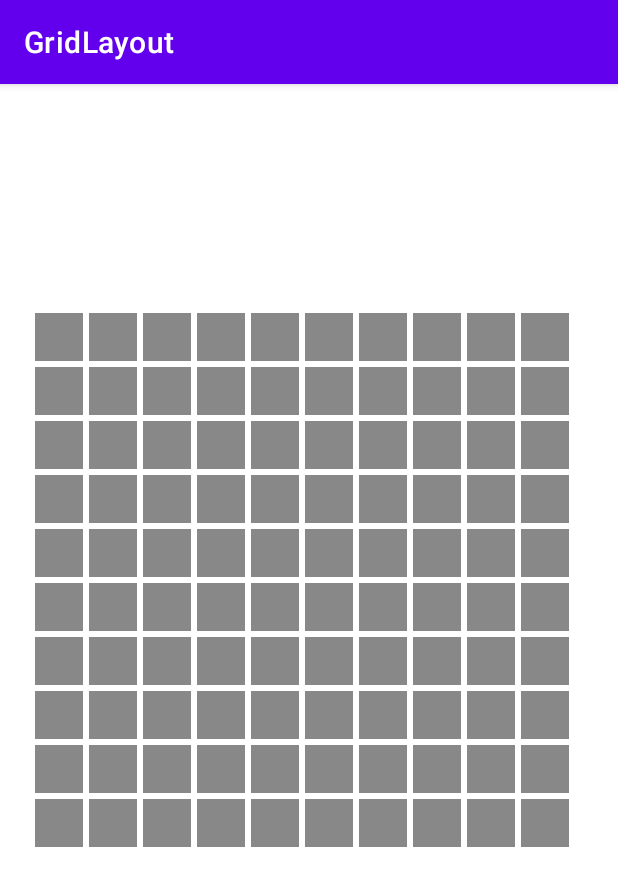
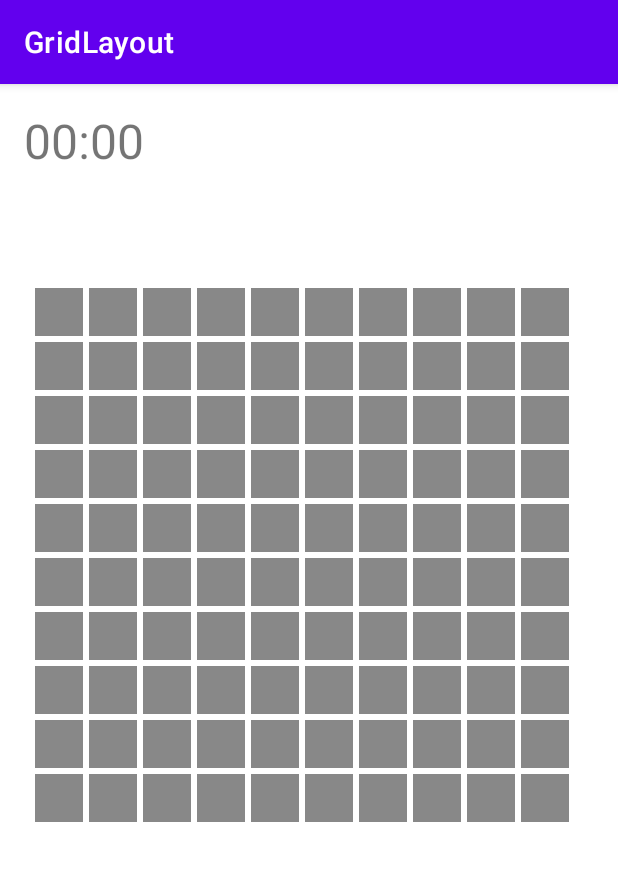
Before and after one commit to xl0u1sx/310-Project1, an Android app: the screen it shows after launch (MainActivity), on a phone screen of 412 x 824 dp. Shown: the top 886 px of the screen. Run offline under Robolectric (Android 15) with nearby library versions, the phone set to English and light mode, and no system bars.

Commit message:
timer updated

```diff
--- a/app/src/main/java/com/example/gridlayout/MainActivity.java
+++ b/app/src/main/java/com/example/gridlayout/MainActivity.java
@@ -7,6 +7,7 @@ import android.content.res.Resources;
 import android.graphics.Color;
 import android.os.Bundle;
 //import android.view.LayoutInflater;
+import android.os.Handler;
 import android.view.View;
 import android.widget.TextView;
 
@@ -32,10 +33,45 @@ public class MainActivity extends AppCompatActivity {
     // save the TextViews of all cells in an array, so later on,
     // when a TextView is clicked, we know which cell it is
     private ArrayList<TextView> cell_tvs;
+    private TextView timerText;
 
     private int dpToPixel(int dp) {
         float density = Resources.getSystem().getDisplayMetrics().density;
         return Math.round(dp * density);
+    }
+
+    //for elapsed time
+    private String formatElapsed(long ms) {
+        long totalSeconds = ms / 1000;
+        long minutes = totalSeconds / 60;
+        long seconds = totalSeconds % 60;
+        return String.format("%02d:%02d", minutes, seconds);
+    }
+
+    private boolean timerRunning = false;
+    private long startTimeMs = 0L;
+    private final Handler timerHandler = new Handler();
+    private final Runnable timerTick = new Runnable() {
+        @Override public void run() {
+            if (!timerRunning) return;
+            long elapsed = System.currentTimeMillis() - startTimeMs;
+            timerText.setText(formatElapsed(elapsed));
+            // update ~4 times per second (smooth but cheap)
+            timerHandler.postDelayed(this, 250);
+        }
+    };
+
+    private void timerStart() {
+        if (timerRunning) return;
+        timerRunning = true;
+        startTimeMs = System.currentTimeMillis();
+        timerHandler.post(timerTick);
+    }
+
+    private void timerStop() {
+        if (!timerRunning) return;
+        timerRunning = false;
+        timerHandler.removeCallbacksAndMessages(null);
     }
 
     @Override
@@ -59,12 +95,16 @@ public class MainActivity extends AppCompatActivity {
         final int cellPx = dpToPixel(CELL_SIZE_DP);
         final int marginPx = dpToPixel(CELL_MARGIN_DP);
 
+        //initialize time
+        timerText = findViewById(R.id.timerText);
+        if (timerText != null) {
+            timerText.setText("00:00");
+        }
+
         for (int i=0; i<COLUMN_COUNT; i++) {
             for (int j=0; j<ROW_COUNT; j++) {
                 TextView tv = new TextView(this);
-
-                GridLayout.LayoutParams lp =
-                        new GridLayout.LayoutParams(GridLayout.spec(i), GridLayout.spec(j));
+                GridLayout.LayoutParams lp = new GridLayout.LayoutParams(GridLayout.spec(i), GridLayout.spec(j));
                 lp.width = cellPx;
                 lp.height = cellPx;
                 lp.setMargins(marginPx, marginPx, marginPx, marginPx);
@@ -76,7 +116,6 @@ public class MainActivity extends AppCompatActivity {
                 tv.setTextColor(Color.GRAY);
                 tv.setOnClickListener(this::onClickTV);
                 tv.setOnLongClickListener(this::flagCells);
-
                 grid.addView(tv, lp);
                 cell_tvs.add(tv);
             }
@@ -140,8 +179,10 @@ public class MainActivity extends AppCompatActivity {
         int i = n/COLUMN_COUNT;
         int j = n%COLUMN_COUNT;
 
-        if(exposed[i][j]) return;
+        if(exposed[i][j] || flagged[i][j]) return;
         exposed[i][j] = true;
+
+        timerStart();
 
         if(minePlaced[i][j]){
             tv.setText("💣");
@@ -151,6 +192,8 @@ public class MainActivity extends AppCompatActivity {
             revealAllMines();
             //end the game and not allow further clicks
             disableBoard();
+            timerStop();
+            //redirect to end game page with time spent
             return;
         }
 
@@ -166,6 +209,7 @@ public class MainActivity extends AppCompatActivity {
 
         if(ifWin()){
             disableBoard();
+            timerStop();
         }
 
 //        tv.setText(String.valueOf(i)+String.valueOf(j)); // display num in cell
--- a/app/src/main/res/layout/activity_main.xml
+++ b/app/src/main/res/layout/activity_main.xml
@@ -24,39 +24,39 @@
         >
 
 
-        <TextView
-            android:id="@+id/textView00"
-            android:layout_width="wrap_content"
-            android:layout_height="wrap_content"
-            android:layout_marginStart="2dp"
-            android:layout_marginTop="2dp"
-            android:layout_marginEnd="2dp"
-            android:layout_marginBottom="2dp"
-            android:height="32dp"
-            android:width="32dp"
-            android:text="@string/flag"
-            android:textSize="32sp"
-            android:textAlignment="center"
-            app:layout_column="0"
-            app:layout_row="0" />
-
-        <TextView
-            android:id="@+id/textView01"
-            android:layout_width="wrap_content"
-            android:layout_height="wrap_content"
-            android:layout_marginStart="2dp"
-            android:layout_marginTop="2dp"
-            android:layout_marginEnd="2dp"
-            android:layout_marginBottom="2dp"
-            android:height="32dp"
-            android:width="32dp"
-            android:text="@string/mine"
-            android:textSize="32sp"
-            android:textAlignment="center"
-            app:layout_column="1"
-            app:layout_row="0" />
+<!--        <TextView-->
+<!--            android:id="@+id/textView00"-->
+<!--            android:layout_width="wrap_content"-->
+<!--            android:layout_height="wrap_content"-->
+<!--            android:layout_marginStart="2dp"-->
+<!--            android:layout_marginTop="2dp"-->
+<!--            android:layout_marginEnd="2dp"-->
+<!--            android:layout_marginBottom="2dp"-->
+<!--            android:height="32dp"-->
+<!--            android:width="32dp"-->
+<!--            android:text="@string/flag"-->
+<!--            android:textSize="32sp"-->
+<!--            android:textAlignment="center"-->
+<!--            app:layout_column="0"-->
+<!--            app:layout_row="0" />-->
 
 <!--        <TextView-->
+<!--            android:id="@+id/textView01"-->
+<!--            android:layout_width="wrap_content"-->
+<!--            android:layout_height="wrap_content"-->
+<!--            android:layout_marginStart="2dp"-->
+<!--            android:layout_marginTop="2dp"-->
+<!--            android:layout_marginEnd="2dp"-->
+<!--            android:layout_marginBottom="2dp"-->
+<!--            android:height="32dp"-->
+<!--            android:width="32dp"-->
+<!--            android:text="@string/mine"-->
+<!--            android:textSize="32sp"-->
+<!--            android:textAlignment="center"-->
+<!--            app:layout_column="1"-->
+<!--            app:layout_row="0" />-->
+
+        <!--        <TextView-->
 <!--            android:id="@+id/textView10"-->
 <!--            android:layout_width="wrap_content"-->
 <!--            android:layout_height="wrap_content"-->
@@ -90,4 +90,16 @@
 
     </androidx.gridlayout.widget.GridLayout>
 
+    <TextView
+        android:id="@+id/timerText"
+        android:layout_width="wrap_content"
+        android:layout_height="wrap_content"
+        android:layout_margin="16dp"
+        android:layout_marginStart="48dp"
+        android:layout_marginTop="52dp"
+        android:text="00:00"
+        android:textSize="32sp"
+        app:layout_constraintStart_toStartOf="parent"
+        app:layout_constraintTop_toTopOf="parent" />
+
 </androidx.constraintlayout.widget.ConstraintLayout>
```
